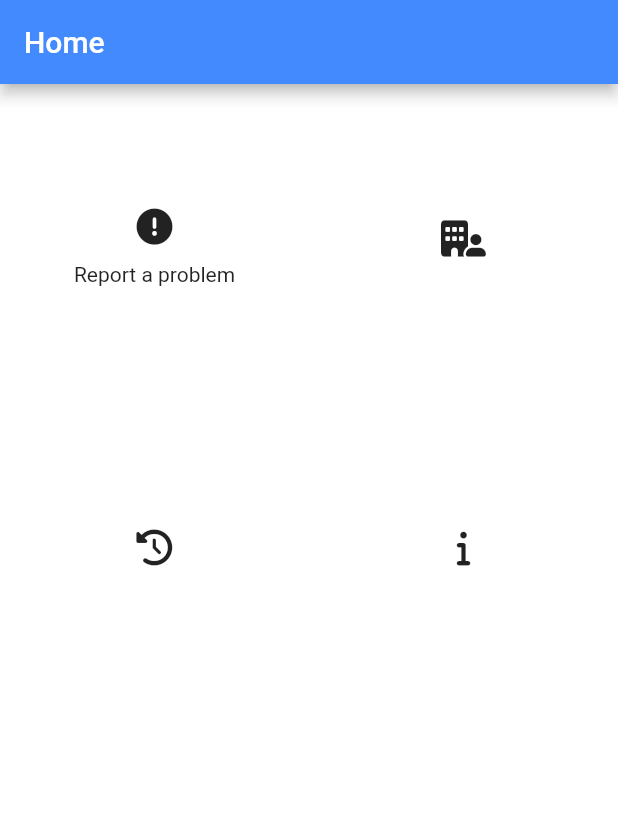
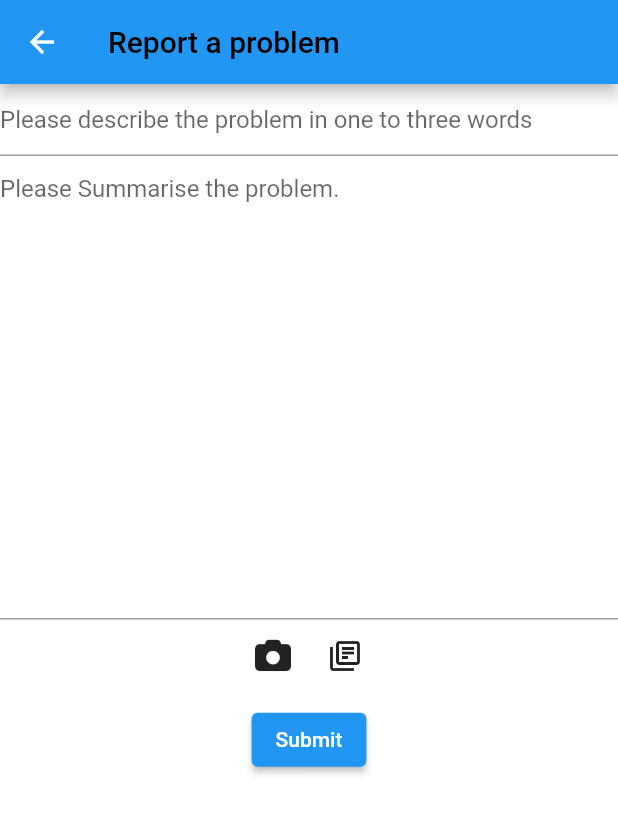
Before and after one commit to MockAirplane700/consumer_end, a Flutter app: the screen it shows after launch, after a tap on an icon or button, on a phone screen of 412 x 824 dp. Shown: the top 814 px of the screen. Run offline on Flutter 3.47's test engine with Material 2 defaults, Android fonts, the phone set to English and light mode, and no system bars; our stand-ins replace carousel_slider, font_awesome_flutter, image_picker; network calls fail.

Commit message:
core pages finished

```diff
--- a/lib/logic/user_logic.dart
+++ b/lib/logic/user_logic.dart
@@ -13,6 +13,8 @@ class UserLogic {
           buildingName: 'Royce',
           currentTenantName: 'Mthandazo Edwin Siziba',
           unitNumber: '16',
+          rent: '796',
+          description: '',
           photos: ['https://images.pexels.com/photos/276724/pexels-photo-276724.jpeg'],
           problems: [Problem(
               photos: ['https://images.pexels.com/photos/276724/pexels-photo-276724.jpeg'],
--- a/lib/objects and constants/apartment_unit.dart
+++ b/lib/objects and constants/apartment_unit.dart
@@ -7,11 +7,14 @@ class ApartmentUnit {
   final List<Problem> problems;
   final String currentTenantName;
   final List<String> photos;
+  final String rent;
+  final String description;
 
   ApartmentUnit(
   {
     required this.buildingAddy, required this.buildingName, required this.currentTenantName,
-    required this.unitNumber, required this.photos, required this.problems
+    required this.unitNumber, required this.photos, required this.problems, required this.rent,
+    required this.description
 }
       );
 }
--- a/lib/pages/home.dart
+++ b/lib/pages/home.dart
@@ -1,6 +1,8 @@
 import 'package:consumer_end/objects%20and%20constants/constants.dart';
 import 'package:consumer_end/pages/about.dart';
+import 'package:consumer_end/pages/avaliable_rentals.dart';
 import 'package:consumer_end/pages/payment_history.dart';
+import 'package:consumer_end/pages/report_a_problem.dart';
 import 'package:flutter/material.dart';
 import 'package:font_awesome_flutter/font_awesome_flutter.dart';
 
@@ -18,10 +20,17 @@ class _HomeState extends State<Home> {
       appBar: AppBar(
         title: const Text('Home'),
         backgroundColor: primaryAppBarColor,
+
       ),
       backgroundColor: primaryBackgroundColor,
       body: Center(
         child: Container(
+          height:MediaQuery.of(context).size.height,
+          child: SingleChildScrollView(
+            child: Column(mainAxisAlignment: MainAxisAlignment.center,children: [
+              Container(height:MediaQuery.of(context).size.height/3 ,width: MediaQuery.of(context).size.width/3,child: Image.network(logo)),
+              Container(
+                height:MediaQuery.of(context).size.height,
                 child: GridView.count(
                   crossAxisCount: 2,
                   children: [
@@ -33,6 +42,7 @@ class _HomeState extends State<Home> {
                         IconButton(
                             onPressed: () {
                               //go to the page to file a report for a problem
+                              Navigator.push(context, MaterialPageRoute(builder: (context)=> const ReportAProblem()));
                             },
                             icon: const FaIcon(FontAwesomeIcons.circleExclamation)
                         ),
@@ -40,13 +50,25 @@ class _HomeState extends State<Home> {
                       ],
                     ),
                     // available apartments
+                    Column(
+                      mainAxisAlignment: MainAxisAlignment.center,
+                      crossAxisAlignment: CrossAxisAlignment.center,
+                      children: [
                         IconButton(
                             onPressed: () {
                               //go to the available apartments page
+                              Navigator.push(context, MaterialPageRoute(builder: (context)=> const AvailableRentals()));
                             },
                             icon: const FaIcon(FontAwesomeIcons.buildingUser)
                         ),
+                        const Text('View available rentals')
+                      ],
+                    ),
                     // rental history
+                    Column(
+                      mainAxisAlignment: MainAxisAlignment.center,
+                      crossAxisAlignment: CrossAxisAlignment.center,
+                      children: [
                         IconButton(
                             onPressed: () {
                               //go to the rental history page
@@ -54,7 +76,14 @@ class _HomeState extends State<Home> {
                             },
                             icon: const FaIcon(FontAwesomeIcons.clockRotateLeft)
                         ),
+                        const Text('Rental History')
+                      ],
+                    ),
                     // about
+                    Column(
+                      mainAxisAlignment: MainAxisAlignment.center,
+                      crossAxisAlignment: CrossAxisAlignment.center,
+                      children: [
                         IconButton(
                             onPressed: () {
                               //go to the about page
@@ -62,11 +91,17 @@ class _HomeState extends State<Home> {
                             },
                             icon: const FaIcon(FontAwesomeIcons.info)
                         ),
+                        const Text('About Us')
+                      ],
+                    ),
 
 
                   ],
                 ),
               ),
+            ],),
+          ),
+        )
       ),
     );
   }
--- /dev/null
+++ b/lib/pages/report_a_problem.dart
@@ -0,0 +1,110 @@
+import 'dart:io';
+
+import 'package:consumer_end/objects%20and%20constants/constants.dart';
+import 'package:flutter/material.dart';
+import 'package:flutter/services.dart';
+import 'package:font_awesome_flutter/font_awesome_flutter.dart';
+import 'package:image_picker/image_picker.dart';
+
+class ReportAProblem extends StatefulWidget {
+  const ReportAProblem({Key? key}) : super(key: key);
+
+  @override
+  State<ReportAProblem> createState() => _ReportAProblemState();
+}
+
+class _ReportAProblemState extends State<ReportAProblem> {
+
+  final _formKey = GlobalKey<FormState>();
+  File ? image;
+  String error = '';
+
+  Future pickImageGallery() async {
+    try {
+      final image = await ImagePicker().pickImage(source: ImageSource.gallery);
+      if (image == null) return;
+      final imageTemp = File(image.path);
+      //the image from the phone now to be transmitted
+    } on PlatformException catch(e){
+      error = 'Failed to pick image: $e';
+    }
+  }
+
+  Future pickImageCamera() async {
+    try {
+      final image = await ImagePicker().pickImage(source: ImageSource.camera);
+      if (image == null) return;
+      final imageTemp = File(image.path);
+      //the image from the phone now to be transmitted
+    } on PlatformException catch(e){
+      error = 'Failed to pick image: $e';
+    }
+  }
+
+  @override
+  Widget build(BuildContext context) {
+
+    return Scaffold(
+      appBar: AppBar(
+        title: const Text('Report a problem', style: TextStyle(color: Colors.black),),
+      ),
+      backgroundColor: primaryBackgroundColor,
+      body: Center(child: Form(
+          key: _formKey,
+          child: Column(
+            children: [
+              //name problem
+              TextFormField(
+                validator: (value) {
+                  if (value == null || value.isEmpty) {
+                    return 'Field cannot be empty please enter text';
+                  }
+                  return null;
+                },
+                decoration: const InputDecoration(hintText: 'Please describe the problem in one to three words'),
+                maxLines: 1,
+              ),
+              // describe problem
+              TextFormField(
+                validator: (value) {
+                  if (value == null || value.isEmpty) {
+                    return 'This field cannot be empty please enter text';
+                  }
+                  return null;
+                },
+                decoration: const InputDecoration(hintText: 'Please Summarise the problem.'),
+                maxLines: 15,
+              ),
+              //upload picture of the problem
+              Row(mainAxisAlignment: MainAxisAlignment.center,mainAxisSize: MainAxisSize.min,children: [
+                Flexible(child: IconButton(
+                    onPressed: () {
+                      //go to camera
+                      pickImageCamera();
+                    },
+                    icon: const FaIcon(FontAwesomeIcons.camera)
+                )),
+                Flexible(child: IconButton(
+                    onPressed: () {
+                      //go to galley
+                      pickImageGallery();
+                    },
+                    icon: const Icon(Icons.library_books_outlined)
+                )),
+              ],),
+              Padding(padding: EdgeInsets.all(MediaQuery.of(context).size.height/100), child: ElevatedButton(
+                  onPressed: () {
+                    // TODO: Send the problem to the manager and home office
+                    if (_formKey.currentState!.validate()){
+                      ScaffoldMessenger.of(context).showSnackBar(const SnackBar(content: Text('Processing')));
+                    }
+                  },
+                  child: const Text('Submit')
+              ),)
+            ],
+          ),
+      ),
+      ),
+    );
+  }
+}
--- a/pubspec.yaml
+++ b/pubspec.yaml
@@ -36,6 +36,8 @@ dependencies:
   cupertino_icons: ^1.0.2
   font_awesome_flutter: ^10.1.0
   url_launcher: ^6.1.2
+  image_picker: ^0.8.5+3
+  carousel_slider: ^4.1.1
 
 dev_dependencies:
   flutter_test:
```
Also changed, not shown: lib/logic/apartment_listing.dart (added, +135 -0 lines), lib/objects and constants/building.dart (added, +15 -0 lines), lib/pages/avaliable_rentals.dart (added, +55 -0 lines), lib/pages/view_apartment.dart (added, +66 -0 lines), pubspec.lock. Lines whose indentation alone changed are shown as unchanged.
